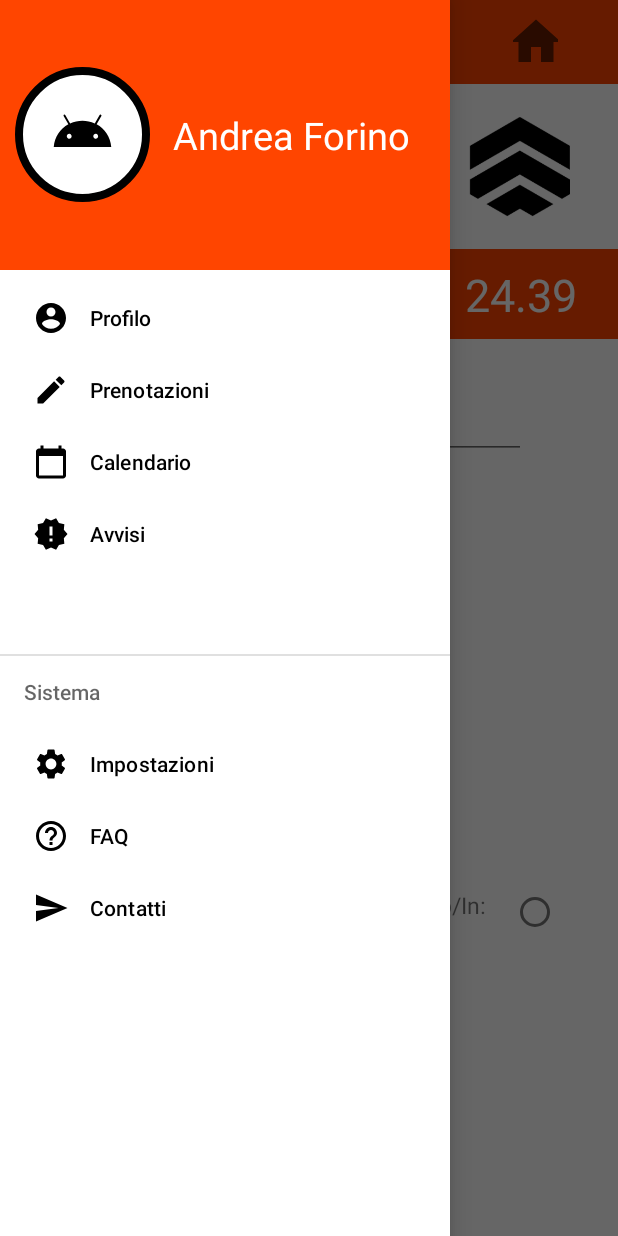
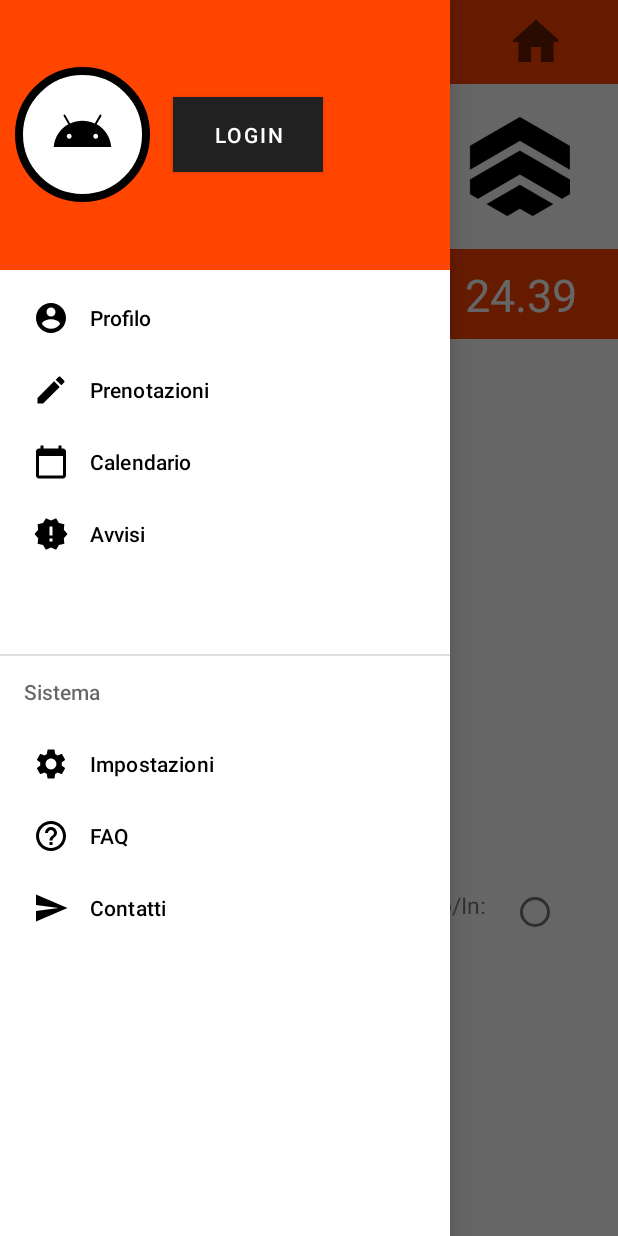
Before and after one commit to santealtamura97/SportinCenterApp, an Android app: the fragment UserPage placed in its activity, with the side drawer open, on a phone screen of 412 x 824 dp. Run offline under Robolectric (Android 15) with nearby library versions, the phone set to English and light mode, and no system bars.

Commit message:
Gestione dati login

```diff
--- a/app/src/main/AndroidManifest.xml
+++ b/app/src/main/AndroidManifest.xml
@@ -15,20 +15,17 @@
         <activity
             android:name=".LoginActivity"
             android:label="@string/title_activity_login">
+        </activity>
 
+        <activity
+            android:name=".MainActivity"
+            android:theme="@style/Theme.SportingCenterApp">
             <intent-filter>
                 <action android:name="android.intent.action.MAIN" />
 
                 <category android:name="android.intent.category.LAUNCHER" />
             </intent-filter>
 
-        </activity>
-
-        <activity
-            android:name=".MainActivity"
-            android:theme="@style/Theme.SportingCenterApp">
-
-
 
         </activity>
     </application>
--- a/app/src/main/java/com/example/sportincenterapp/Communicator.kt
+++ b/app/src/main/java/com/example/sportincenterapp/Communicator.kt
@@ -9,4 +9,5 @@ interface Communicator {
     fun user_name_update (editTextInput: String) //Communication between fragment user and activity
     fun user_email_update (editTextInput: String) //Communication between fragment user and activity
     fun pass_data (editTextInput: String) //Communication between two fragment
+    fun pass_data_user_page (editTextInput: String?)
 }
--- a/app/src/main/java/com/example/sportincenterapp/MainActivity.kt
+++ b/app/src/main/java/com/example/sportincenterapp/MainActivity.kt
@@ -2,22 +2,19 @@ package com.example.sportincenterapp
 
 
 
+import android.content.Context
 import android.content.Intent
-import android.graphics.Paint
 import android.os.Bundle
-import android.view.LayoutInflater
 import android.view.MenuItem
-import android.view.SurfaceControl
 import android.view.View
+import android.widget.Button
 import android.widget.ImageButton
-import android.widget.ImageView
 import android.widget.TextView
 import androidx.appcompat.app.ActionBarDrawerToggle
 import androidx.appcompat.app.AppCompatActivity
 import androidx.appcompat.widget.Toolbar
 import androidx.core.view.GravityCompat
 import androidx.drawerlayout.widget.DrawerLayout
-import androidx.fragment.app.Fragment
 import com.example.sportincenterapp.utils.SessionManager
 import com.google.android.material.navigation.NavigationView
 
@@ -26,6 +23,7 @@ class MainActivity : AppCompatActivity(), NavigationView.OnNavigationItemSelecte
 
     private lateinit var drawerLayout: DrawerLayout
     private lateinit var sessionManager: SessionManager
+    var context: Context = this
 
     override fun onCreate(savedInstanceState: Bundle?) {
         super.onCreate(savedInstanceState)
@@ -37,13 +35,20 @@ class MainActivity : AppCompatActivity(), NavigationView.OnNavigationItemSelecte
         val header = navigationView.getHeaderView(0)
         var user_name = header.findViewById<TextView>(R.id.nome_utente_nav_header)
         var user_email = header.findViewById<TextView>(R.id.email_nav_header)
+        var login_button = header.findViewById<Button>(R.id.login_button)
+        login_button.setOnClickListener { intent = Intent(context, LoginActivity::class.java)
+            startActivity(intent) }
 
 
         sessionManager = SessionManager(this) //initialize session manager in this class
 
-        user_name.text = sessionManager.fetchUserName()
-        println(sessionManager.fetchUserEmail())
-        user_email.text = sessionManager.fetchUserEmail()
+        if (!sessionManager.fetchUserName().isNullOrEmpty()) {
+            user_name.text = sessionManager.fetchUserName()
+            user_email.text = sessionManager.fetchUserEmail()
+            user_name.visibility = View.VISIBLE
+            login_button.visibility = View.GONE
+            pass_data_user_page(sessionManager.fetchUserName())
+        }
 
         navigationView.setNavigationItemSelectedListener(this)
 
@@ -116,4 +121,9 @@ class MainActivity : AppCompatActivity(), NavigationView.OnNavigationItemSelecte
 
     }
 
+    override fun pass_data_user_page(userName: String?) {
+        var fragmentUserPage = UserPage()
+        fragmentUserPage.user_name = userName
+    }
+
 }
--- a/app/src/main/java/com/example/sportincenterapp/UserPage.kt
+++ b/app/src/main/java/com/example/sportincenterapp/UserPage.kt
@@ -1,11 +1,10 @@
 package com.example.sportincenterapp
 
-import android.content.res.Resources
-import android.graphics.Color
 import android.os.Bundle
 import android.text.Editable
 import android.text.TextWatcher
 import android.view.LayoutInflater
+import android.view.MenuItem
 import android.view.View
 import android.view.ViewGroup
 import android.widget.EditText
@@ -13,7 +12,7 @@ import android.widget.RadioButton
 import android.widget.RadioGroup
 import android.widget.TextView
 import androidx.fragment.app.Fragment
-import com.google.android.material.navigation.NavigationView
+import com.example.sportincenterapp.utils.SessionManager
 
 
 class UserPage : Fragment() {
@@ -21,17 +20,19 @@ class UserPage : Fragment() {
     private lateinit var communicator: Communicator
 
     // Default values for the user page //
-    val default_user = "Andrea Forino"
+    var user_name: String? = "Default"
     val default_age = "26"
     val default_weight = "73"
     val default_tall = "173"
     val default_subscription = "plus"
 
     override fun onCreateView(inflater: LayoutInflater, container: ViewGroup?, savedInstanceState: Bundle?): View? {
+
+
         //Exctract the frangment
         val v = inflater.inflate(R.layout.fragment_user_page, container, false)
         //Extract all the component that will be used
-        val user = v.findViewById<EditText>(R.id.user_text)
+        var user = v.findViewById<TextView>(R.id.user_text)
         val age = v.findViewById<EditText>(R.id.age_text)
         val weight = v.findViewById<EditText>(R.id.weight_text)
         val tall = v.findViewById<EditText>(R.id.tall_text)
@@ -48,11 +49,11 @@ class UserPage : Fragment() {
 
         //Communicator passData example (not already used)
         communicator = activity as Communicator
-        communicator.user_name_update(default_user)
+
 
 
         /* ASSIGN DEFAULT VALUE */
-        user.setText(default_user)
+        user.text = user_name
         age.setText(default_age)
         weight.setText(default_weight)
         tall.setText(default_tall)
--- a/app/src/main/java/com/example/sportincenterapp/utils/SessionManager.kt
+++ b/app/src/main/java/com/example/sportincenterapp/utils/SessionManager.kt
@@ -2,13 +2,14 @@ package com.example.sportincenterapp.utils
 
 import android.content.Context
 import android.content.SharedPreferences
+import com.example.sportincenterapp.LoginActivity
 import com.example.sportincenterapp.R
 
 
 /**
  * Session manager to save and fetch data from SharedPreferences
  */
-class SessionManager (context: Context){
+class SessionManager(context: Context){
     private var prefs: SharedPreferences = context.getSharedPreferences(context.getString(R.string.app_name), Context.MODE_PRIVATE)
 
     companion object {
--- a/app/src/main/res/layout/fragment_nav_header.xml
+++ b/app/src/main/res/layout/fragment_nav_header.xml
@@ -22,6 +22,7 @@
             android:src="@drawable/ic_launcher_foreground">
         </ImageView>
 
+
         <TextView
             android:id="@+id/nome_utente_nav_header"
             android:layout_width="wrap_content"
@@ -29,8 +30,17 @@
             android:layout_marginLeft="15dp"
             android:text=""
             android:textColor="@color/white"
-            android:textSize="25dp">
+            android:textSize="25dp"
+            android:visibility="invisible">
         </TextView>
+
+        <Button
+            android:id="@+id/login_button"
+            android:layout_width="100dp"
+            android:layout_height="50dp"
+            android:background="@color/orange_logo"
+            android:text="@string/login_button">
+        </Button>
 
     </LinearLayout>
 
@@ -46,6 +56,7 @@
             android:layout_height="wrap_content"
             android:layout_marginLeft="20dp"
             android:textColor="@color/white">
+
         </TextView>
 
     </LinearLayout>
--- a/app/src/main/res/layout/fragment_user_page.xml
+++ b/app/src/main/res/layout/fragment_user_page.xml
@@ -52,13 +52,14 @@
                 android:textSize="25dp"
                 android:textStyle="bold"></TextView>
 
-            <EditText
+            <TextView
                 android:id="@+id/user_text"
                 android:layout_width="220dp"
                 android:layout_height="50dp"
                 android:layout_marginLeft="15dp"
                 android:gravity="center_vertical"
-                android:textSize="25dp"></EditText>
+                android:textSize="25dp"
+                android:text=""></TextView>
 
         </LinearLayout>
 
--- a/app/src/main/res/values/strings.xml
+++ b/app/src/main/res/values/strings.xml
@@ -50,6 +50,7 @@
     <string name="advertisment_anniversary">23/07 - 25 anni di Sporting Center</string>
     <string name="advertisment_halloween">31/10 - Paura di perdere la forma?</string>
     <string name="advertisment_newyear">31/12 - Capodanno in palestra</string>
+    <string name="login_button">Login</string>
 
 
 
```
